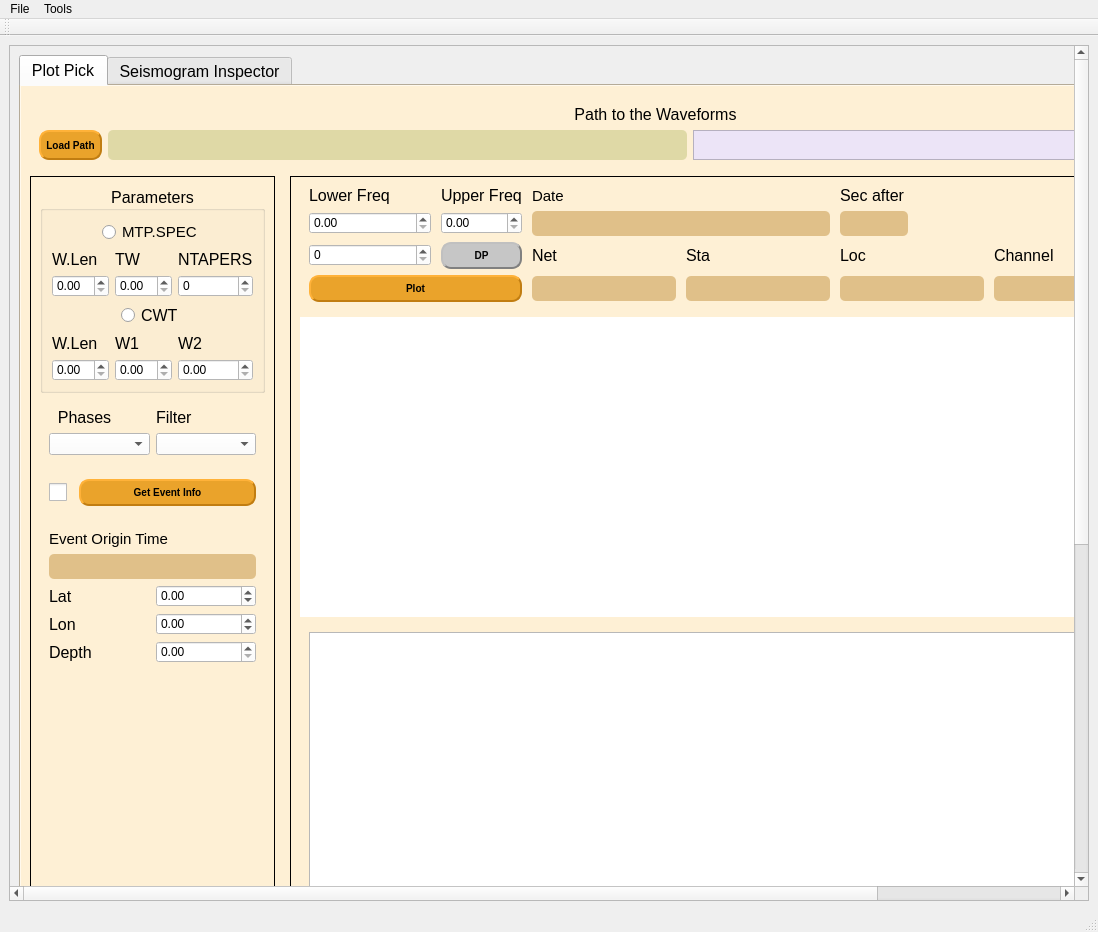
Above: isp/resources/designer_uis/SeismogramFrame.ui from ProjectISP/ISP before the change. Below: the same form after it.
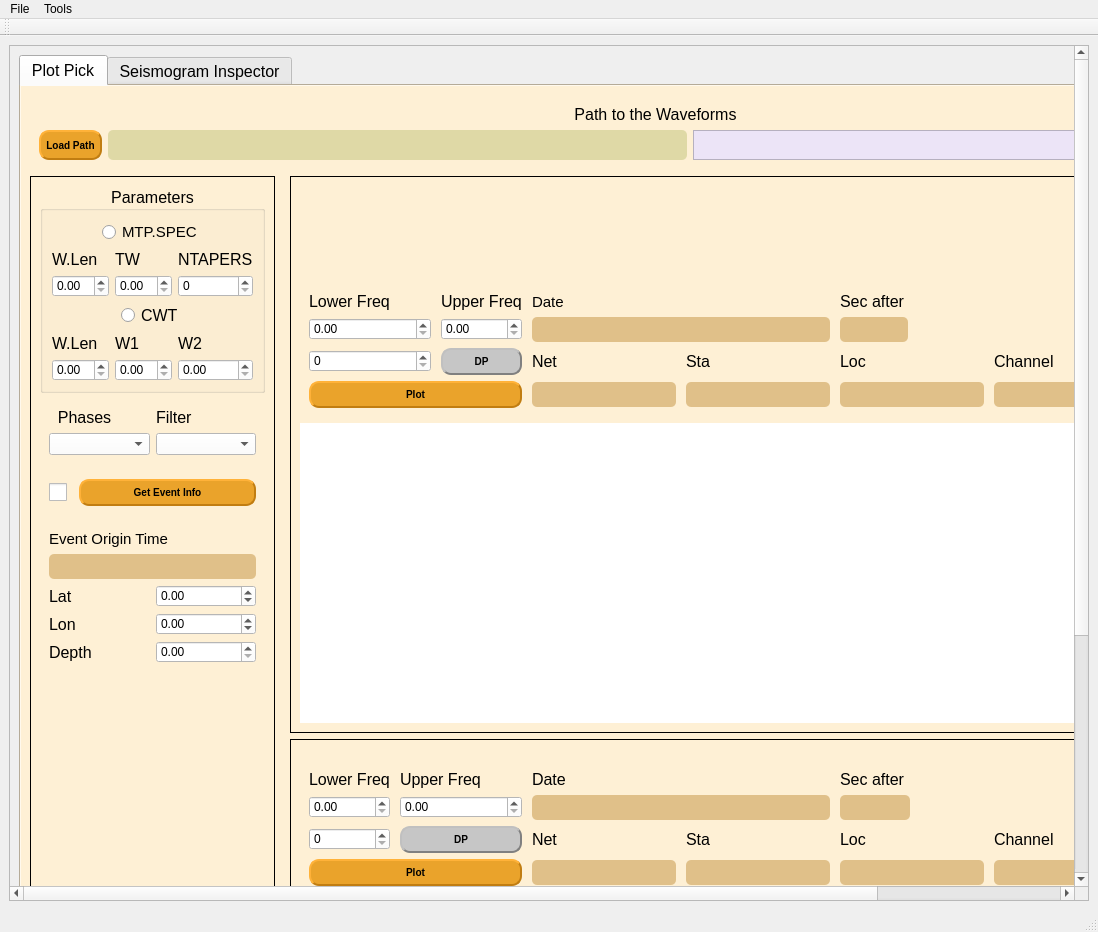
That is the form after the change. Icons and pictures are not drawn. Custom widgets are drawn as their Qt base class.

The edit to the form file:
```diff
--- a/isp/resources/designer_uis/SeismogramFrame.ui
+++ b/isp/resources/designer_uis/SeismogramFrame.ui
@@ -99,7 +99,7 @@
 }
 
 QLineEdit:read-only {
-	background:rgb(200, 200, 133,150);
+	background-color:rgba(200, 200, 133,150);
 }
 </string>
   </property>
@@ -122,10 +122,10 @@
       <widget class="QWidget" name="scrollAreaWidgetContents">
        <property name="geometry">
         <rect>
-         <x>0</x>
-         <y>-86</y>
+         <x>-238</x>
+         <y>0</y>
          <width>1302</width>
-         <height>1380</height>
+         <height>1174</height>
         </rect>
        </property>
        <layout class="QVBoxLayout" name="verticalLayout_2">
@@ -804,6 +804,20 @@
                   <property name="topMargin">
                    <number>0</number>
                   </property>
+                  <item>
+                   <layout class="QVBoxLayout" name="verticalLayout_8">
+                    <item>
+                     <widget class="QWidget" name="fileSelector" native="true">
+                      <property name="minimumSize">
+                       <size>
+                        <width>0</width>
+                        <height>100</height>
+                       </size>
+                      </property>
+                     </widget>
+                    </item>
+                   </layout>
+                  </item>
                   <item>
                    <widget class="QFrame" name="frame_2">
                     <property name="sizePolicy">
@@ -1097,58 +1111,6 @@
                     </layout>
                    </widget>
                   </item>
-                  <item>
-                   <widget class="QFrame" name="horizontalFrame">
-                    <property name="sizePolicy">
-                     <sizepolicy hsizetype="Preferred" vsizetype="Expanding">
-                      <horstretch>0</horstretch>
-                      <verstretch>0</verstretch>
-                     </sizepolicy>
-                    </property>
-                    <layout class="QHBoxLayout" name="horizontalLayout_2">
-                     <item>
-                      <widget class="MatplotlibWidget_special2" name="grafico1">
-                       <property name="enabled">
-                        <bool>true</bool>
-                       </property>
-                       <property name="sizePolicy">
-                        <sizepolicy hsizetype="Preferred" vsizetype="Expanding">
-                         <horstretch>0</horstretch>
-                         <verstretch>0</verstretch>
-                        </sizepolicy>
-                       </property>
-                       <property name="minimumSize">
-                        <size>
-                         <width>0</width>
-                         <height>300</height>
-                        </size>
-                       </property>
-                      </widget>
-                     </item>
-                    </layout>
-                   </widget>
-                  </item>
-                  <item>
-                   <widget class="QFrame" name="horizontalFrame">
-                    <property name="frameShape">
-                     <enum>QFrame::NoFrame</enum>
-                    </property>
-                    <layout class="QHBoxLayout" name="horizontalLayout_4">
-                     <property name="leftMargin">
-                      <number>0</number>
-                     </property>
-                     <property name="topMargin">
-                      <number>0</number>
-                     </property>
-                     <property name="rightMargin">
-                      <number>0</number>
-                     </property>
-                     <property name="bottomMargin">
-                      <number>0</number>
-                     </property>
-                    </layout>
-                   </widget>
-                  </item>
                  </layout>
                 </widget>
                </item>
@@ -2929,11 +2891,6 @@
    <header location="global">isp/seismogramInspector/clases_mpl_pyqt</header>
    <container>1</container>
   </customwidget>
-  <customwidget>
-   <class>MatplotlibWidget_special2</class>
-   <extends>QGraphicsView</extends>
-   <header location="global">isp/seismogramInspector/clases_mpl_pyqt</header>
-  </customwidget>
  </customwidgets>
  <resources>
   <include location="../resources.qrc"/>
```
